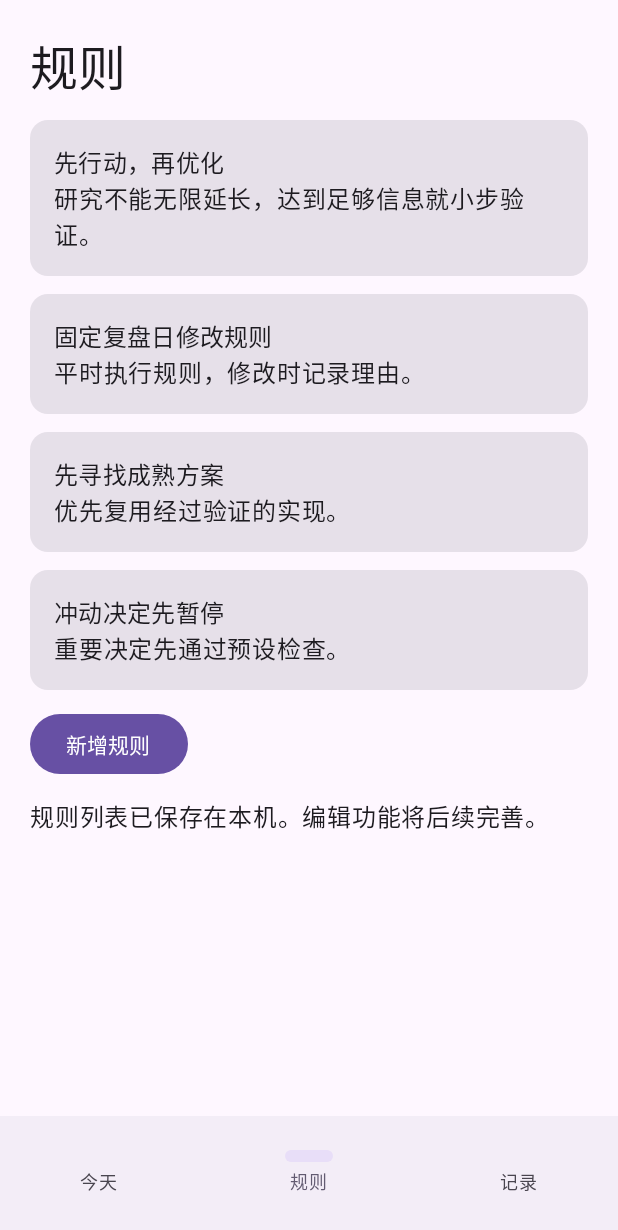
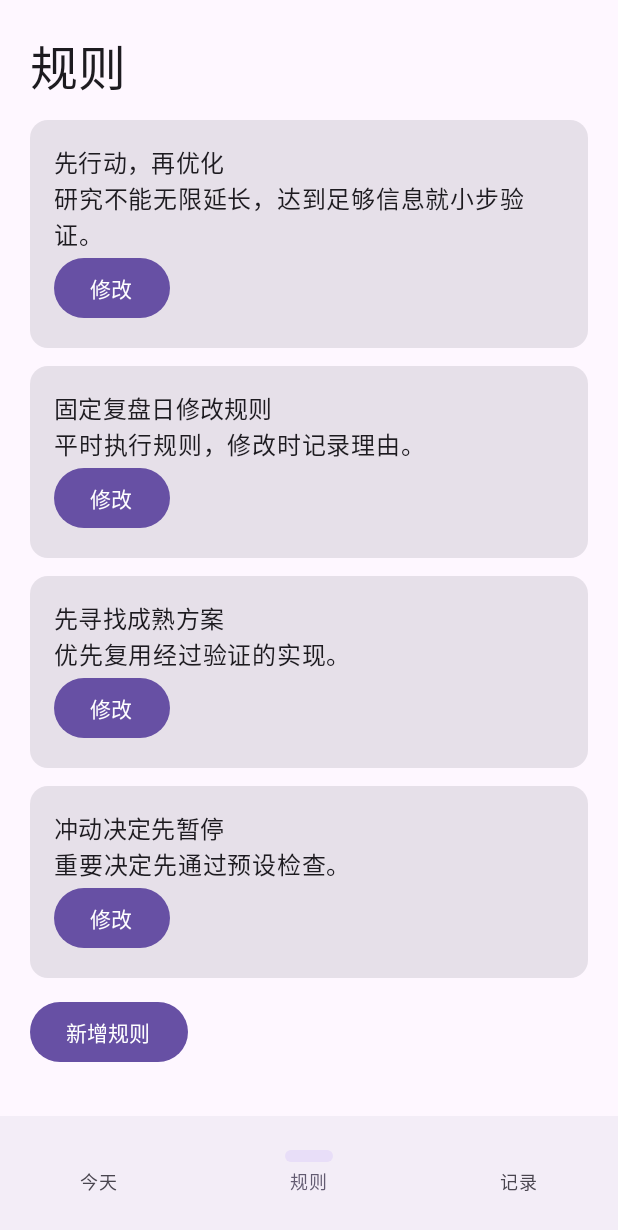
Before and after one commit to meilide38/reuse-first, an Android app built with Jetpack Compose: the screen it shows after launch (MainActivity), item 2 of the bottom bar chosen, on a phone screen of 412 x 824 dp. Shown: the top 1230 px of the screen. Run offline under Robolectric (Android 15) with nearby library versions, the phone set to English and light mode, and no system bars; 4 statements that could not run were skipped.

Commit message:
Implement rule editing and revision history

```diff
--- a/LifeOps/app/src/main/java/com/annbnn183/lifeops/MainActivity.kt
+++ b/LifeOps/app/src/main/java/com/annbnn183/lifeops/MainActivity.kt
@@ -36,6 +36,8 @@ private fun loadDone(c:Context):Set<String> { val j=JSONArray(prefs(c).getString
 private fun saveDone(c:Context,s:Set<String>){val j=JSONArray();s.forEach{j.put(it)};prefs(c).edit().putString("done_"+dayKey(),j.toString()).apply()}
 private fun loadRules(c:Context):List<RuleItem>{val raw=prefs(c).getString("rules","");if(raw.isNullOrBlank()) return listOf(RuleItem("r1","先行动，再优化","研究不能无限延长，达到足够信息就小步验证。"),RuleItem("r2","固定复盘日修改规则","平时执行规则，修改时记录理由。"),RuleItem("r3","先寻找成熟方案","优先复用经过验证的实现。"),RuleItem("r4","冲动决定先暂停","重要决定先通过预设检查。"));return try{val j=JSONArray(raw);(0 until j.length()).map{val o=j.getJSONObject(it);RuleItem(o.getString("id"),o.getString("title"),o.getString("detail"))}}catch(_:Exception){emptyList()}}
 private fun saveRules(c:Context,r:List<RuleItem>){val j=JSONArray();r.forEach{j.put(JSONObject().put("id",it.id).put("title",it.title).put("detail",it.detail))};prefs(c).edit().putString("rules",j.toString()).apply()}
+private fun revision(c:Context,old:RuleItem,n:RuleItem,reason:String){val j=JSONArray(prefs(c).getString("rule_history","[]"));j.put(JSONObject().put("date",SimpleDateFormat("yyyy-MM-dd HH:mm:ss",Locale.getDefault()).format(Date())).put("old",old.title).put("new",n.title).put("reason",reason));prefs(c).edit().putString("rule_history",j.toString()).apply();addLog(c,"修改规则："+old.title+"；理由："+reason)}
+private fun revisions(c:Context):List<String>{return try{val j=JSONArray(prefs(c).getString("rule_history","[]"));(0 until j.length()).map{val o=j.getJSONObject(it);o.getString("date")+" · "+o.getString("old")+" → "+o.getString("new")+"\n理由："+o.getString("reason")}.reversed()}catch(_:Exception){emptyList()}}
 private fun addLog(c:Context,msg:String){val j=JSONArray(prefs(c).getString("log","[]"));j.put(JSONObject().put("date",dayKey()).put("text",msg));prefs(c).edit().putString("log",j.toString()).apply()}
 private fun logs(c:Context):List<LogItem>{return try{val j=JSONArray(prefs(c).getString("log","[]"));(0 until j.length()).map{LogItem(j.getJSONObject(it).getString("date"),j.getJSONObject(it).getString("text"))}.reversed()}catch(_:Exception){emptyList()}}
 private fun usagePermission(c:Context):Boolean { val appOps=c.getSystemService(Context.APP_OPS_SERVICE) as AppOpsManager;return appOps.checkOpNoThrow(AppOpsManager.OPSTR_GET_USAGE_STATS,android.os.Process.myUid(),c.packageName)==AppOpsManager.MODE_ALLOWED }
@@ -48,7 +50,7 @@ private fun LifeOpsApp(context:Context) {
     var done by remember{mutableStateOf(loadDone(context))}
     var rules by remember{mutableStateOf(loadRules(context))}
     var logItems by remember{mutableStateOf(logs(context))}
-    var newAction by remember{mutableStateOf("")}
+    var newAction by remember{mutableStateOf("")}\n    var editing by remember{mutableStateOf<RuleItem?>(null)}\n    var ruleTitle by remember{mutableStateOf("")}\n    var ruleDetail by remember{mutableStateOf("")}\n    var reason by remember{mutableStateOf("")}\n    var historyOpen by remember{mutableStateOf(false)}
     var usage by remember{mutableLongStateOf(usageMinutes(context))}
     MaterialTheme { Scaffold(bottomBar={NavigationBar{NavigationBarItem(tab==0,{tab=0},icon={},label={Text("今天")});NavigationBarItem(tab==1,{tab=1},icon={},label={Text("规则")});NavigationBarItem(tab==2,{tab=2},icon={},label={Text("记录")})}}){pad->
         Box(Modifier.padding(pad).fillMaxSize()){when(tab){
@@ -61,9 +63,11 @@ private fun LifeOpsApp(context:Context) {
         }
         1->LazyColumn(Modifier.fillMaxSize().padding(20.dp),verticalArrangement=Arrangement.spacedBy(12.dp)){
             item{Text("规则",style=MaterialTheme.typography.headlineLarge)}
-            items(rules){r->Card(Modifier.fillMaxWidth()){Column(Modifier.padding(16.dp)){Text(r.title,style=MaterialTheme.typography.titleMedium);Text(r.detail)}}}
+            items(rules){r->Card(Modifier.fillMaxWidth()){Column(Modifier.padding(16.dp)){Text(r.title,style=MaterialTheme.typography.titleMedium);Text(r.detail);Button(onClick={editing=r;ruleTitle=r.title;ruleDetail=r.detail;reason=""}){Text("修改")}}}}
             item{Button(onClick={val r=RuleItem(System.currentTimeMillis().toString(),"新规则","请编辑此规则内容。");rules=rules+r;saveRules(context,rules);addLog(context,"创建规则：${r.title}");logItems=logs(context)}){Text("新增规则")}}
-            item{Text("规则列表已保存在本机。编辑功能将后续完善。")}
+            item{Button(onClick={historyOpen=true}){Text("修改历史")}}
+            if(historyOpen){AlertDialog(onDismissRequest={historyOpen=false},title={Text("规则历史")},text={Column{revisions(context).forEach{Text(it);Divider()};if(revisions(context).isEmpty())Text("暂无历史")}},confirmButton={TextButton(onClick={historyOpen=false}){Text("关闭")}})}
+            if(editing!=null){AlertDialog(onDismissRequest={editing=null},title={Text("编辑规则")},text={Column{OutlinedTextField(ruleTitle,{ruleTitle=it},label={Text("标题")});OutlinedTextField(ruleDetail,{ruleDetail=it},label={Text("内容")});OutlinedTextField(reason,{reason=it},label={Text("修改理由")})}},confirmButton={TextButton(onClick={if(ruleTitle.isNotBlank()&&ruleDetail.isNotBlank()&&reason.isNotBlank()){val o=editing!!;val n=o.copy(title=ruleTitle.trim(),detail=ruleDetail.trim());rules=rules.map{if(it.id==o.id)n else it};saveRules(context,rules);revision(context,o,n,reason.trim());logItems=logs(context);editing=null}}){Text("保存")}},dismissButton={TextButton(onClick={editing=null}){Text("取消")}})}
         }
         else->LazyColumn(Modifier.fillMaxSize().padding(20.dp),verticalArrangement=Arrangement.spacedBy(12.dp)){
             item{Text("执行记录",style=MaterialTheme.typography.headlineLarge);Text("自动记录行动新增、完成/取消及规则创建。")}
```
